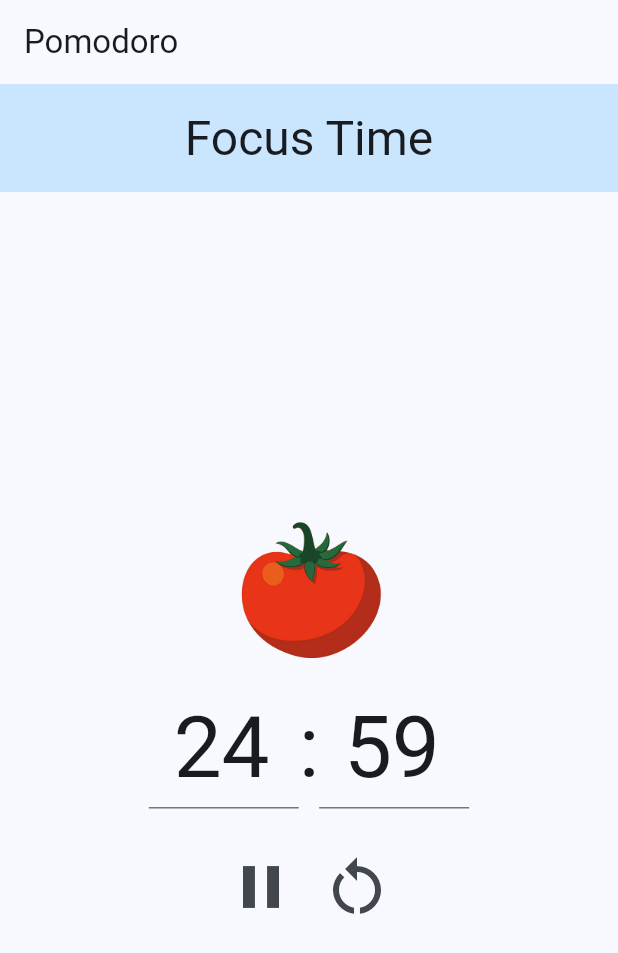
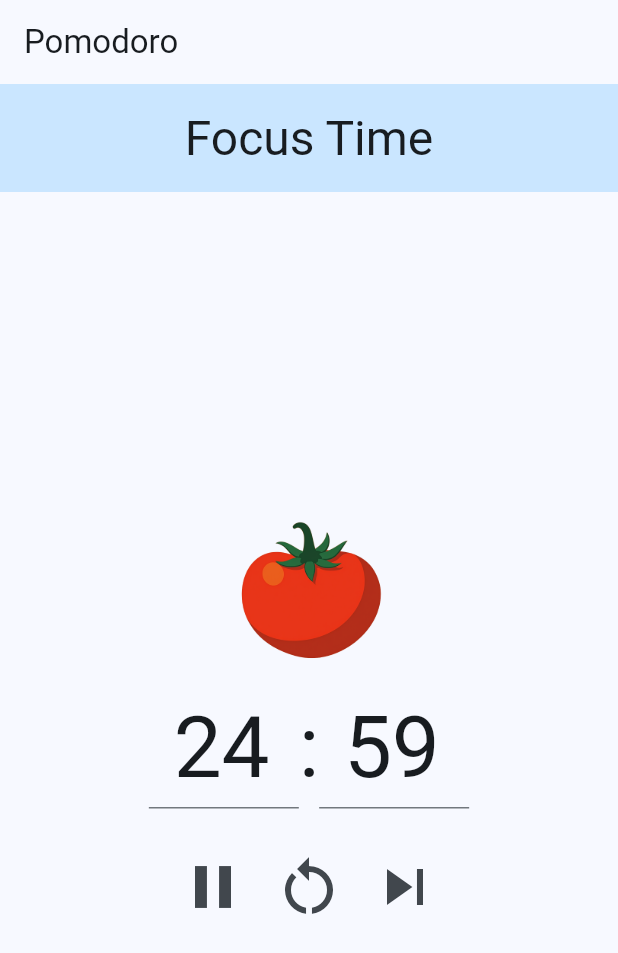
Before and after one commit to keeyank/Pomodoro, a Flutter app: the screen it shows after launch, after a tap on the "play arrow" icon, on a phone screen of 412 x 824 dp. Shown: the top 953 px of the screen. Run offline on Flutter 3.47's test engine with Material 3 defaults, Android fonts, the phone set to English and light mode, and no system bars; our stand-ins replace audioplayers, vibration.

Commit message:
Refactor + add skip button

```diff
--- a/lib/main.dart
+++ b/lib/main.dart
@@ -139,17 +139,21 @@ class _PomodoroState extends State<Pomodoro> {
           _remainingTime--;
           _updateTextFields();
         } else {
-          _timer!.cancel();
-          _isTimerRunning = false;
+          _changeMode();
           _playSound();
           _vibrate();
-          Mode currentMode = context.read<PomodoroMode>().toggleMode();
-          _initialTime = currentMode == Mode.focus ? widget.initialTimeFocus : widget.initialTimeChill;
-          _remainingTime = _initialTime;
-          _updateTextFields();
         }
       });
     });
+  }
+
+  void _changeMode() {
+    _timer!.cancel();
+    _isTimerRunning = false;
+    Mode currentMode = context.read<PomodoroMode>().toggleMode();
+    _initialTime = currentMode == Mode.focus ? widget.initialTimeFocus : widget.initialTimeChill;
+    _remainingTime = _initialTime;
+    _updateTextFields();
   }
 
   void _resetTimer() {
@@ -253,6 +257,14 @@ class _PomodoroState extends State<Pomodoro> {
                 onPressed: _resetTimer,
               ),
             ),
+            SizedBox(
+              width: 64.0,
+              height: 64.0,
+              child: IconButton(
+                icon: Icon(Icons.skip_next, size: 48.0),
+                onPressed: _changeMode,
+              ),
+            ),
           ],
         ),
       ],
```
